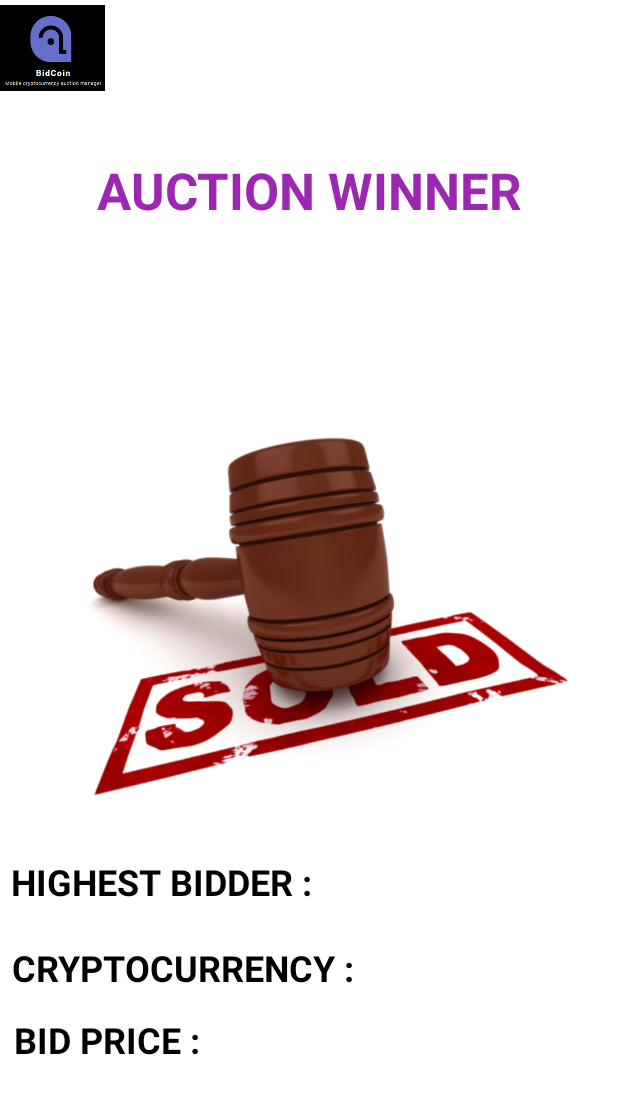
After one commit to ishanfdo18098/CO225-Java-Project, an Android app: the layout activity_auction_win.xml on its own in the app's theme, with its tools: preview values and no code run, on a phone screen of 412 x 824 dp. The commit adds this screen. Shown: the top 1094 px of the screen. Run offline under Robolectric (Android 15) with nearby library versions, the phone set to English and light mode, and no system bars.

Commit message:
AuctionWinPage

```diff
--- /dev/null
+++ b/BidCoinApp/app/src/main/res/layout/activity_auction_win.xml
@@ -0,0 +1,75 @@
+<?xml version="1.0" encoding="utf-8"?>
+<androidx.constraintlayout.widget.ConstraintLayout xmlns:android="http://schemas.android.com/apk/res/android"
+    xmlns:app="http://schemas.android.com/apk/res-auto"
+    xmlns:tools="http://schemas.android.com/tools"
+    android:layout_width="match_parent"
+    android:layout_height="match_parent"
+    tools:context=".AdminMode.AdminPage5">
+
+  <ImageView
+      android:id="@+id/imageView7"
+      android:layout_width="70dp"
+      android:layout_height="64dp"
+      app:layout_constraintStart_toStartOf="parent"
+      app:layout_constraintTop_toTopOf="parent"
+      app:srcCompat="@drawable/logo" />
+
+  <ImageView
+      android:id="@+id/imageView9"
+      android:layout_width="410dp"
+      android:layout_height="318dp"
+      app:layout_constraintBottom_toBottomOf="parent"
+      app:layout_constraintEnd_toEndOf="parent"
+      app:layout_constraintStart_toStartOf="parent"
+      app:layout_constraintTop_toTopOf="parent"
+      app:srcCompat="@drawable/soldimage" />
+
+  <TextView
+      android:id="@+id/textView"
+      android:layout_width="wrap_content"
+      android:layout_height="wrap_content"
+      android:text="AUCTION WINNER"
+      android:textColor="#9C27B0"
+      android:textSize="34sp"
+      android:textStyle="bold"
+      app:layout_constraintBottom_toTopOf="@+id/imageView9"
+      app:layout_constraintEnd_toEndOf="parent"
+      app:layout_constraintStart_toStartOf="parent"
+      app:layout_constraintTop_toTopOf="parent" />
+
+  <TextView
+      android:id="@+id/textView3"
+      android:layout_width="397dp"
+      android:layout_height="57dp"
+      android:text="HIGHEST BIDDER :"
+      android:textColor="#000000"
+      android:textSize="24sp"
+      android:textStyle="bold"
+      app:layout_constraintEnd_toEndOf="parent"
+      app:layout_constraintStart_toStartOf="parent"
+      app:layout_constraintTop_toBottomOf="@+id/imageView9" />
+
+  <TextView
+      android:id="@+id/textView4"
+      android:layout_width="396dp"
+      android:layout_height="48dp"
+      android:text="CRYPTOCURRENCY :"
+      android:textColor="#000000"
+      android:textSize="24sp"
+      android:textStyle="bold"
+      app:layout_constraintEnd_toEndOf="parent"
+      app:layout_constraintStart_toStartOf="parent"
+      app:layout_constraintTop_toBottomOf="@+id/textView3" />
+
+  <TextView
+      android:id="@+id/textView5"
+      android:layout_width="393dp"
+      android:layout_height="46dp"
+      android:text="BID PRICE :"
+      android:textColor="#000000"
+      android:textSize="24sp"
+      android:textStyle="bold"
+      app:layout_constraintEnd_toEndOf="parent"
+      app:layout_constraintStart_toStartOf="parent"
+      app:layout_constraintTop_toBottomOf="@+id/textView4" />
+</androidx.constraintlayout.widget.ConstraintLayout>
```
Also changed, not shown: BidCoinApp/app/src/main/AndroidManifest.xml (+6 -3 lines), BidCoinApp/app/src/main/java/com/ishanadeeparidma/bidcoin/AuctionWin/AuctionWinActivity.java (added, +14 -0 lines), BidCoinApp/app/src/main/res/layout/activity_admin_page5.xml (+65 -0 lines), BidCoinApp/app/src/main/res/drawable/soldimage.jpg (added).
